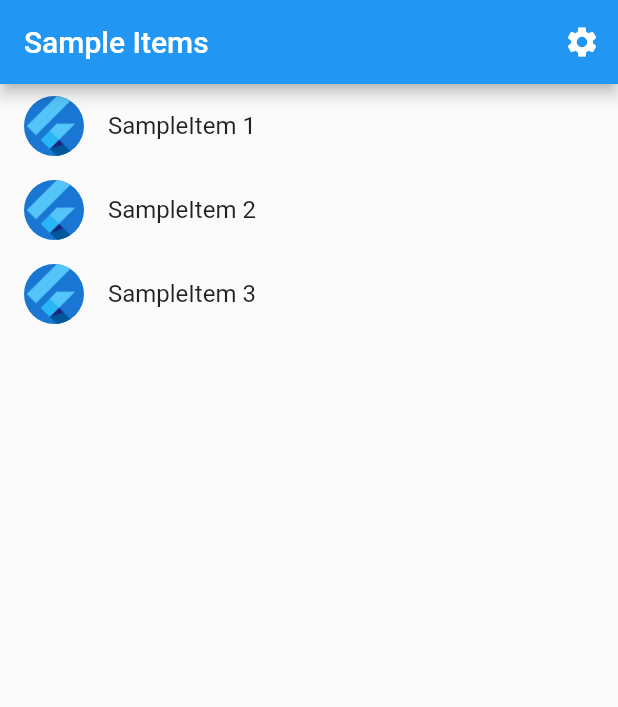
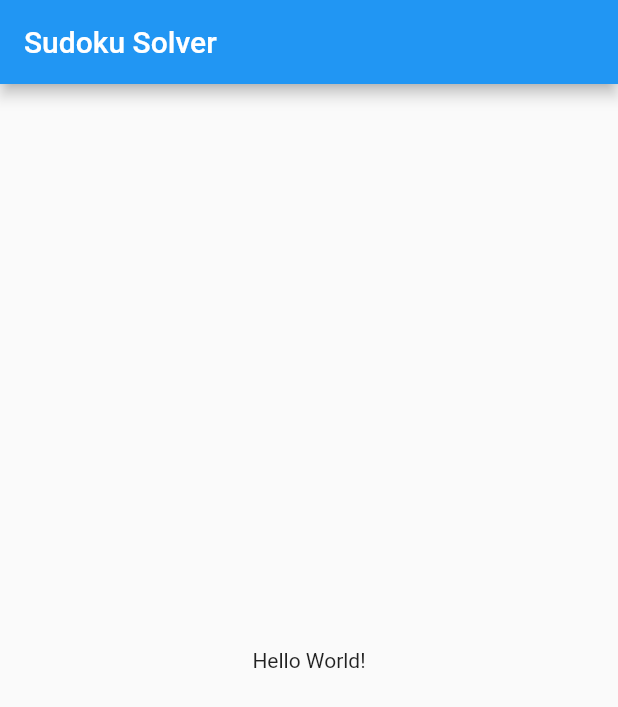
Before and after one commit to hrvojeBencik/sudokuSolver, a Flutter app: the screen it shows after launch, on a phone screen of 412 x 824 dp. Shown: the top 707 px of the screen. Run offline on Flutter 3.47's test engine with Material 2 defaults, Android fonts, the phone set to English and light mode, and no system bars; generated files the repository leaves out were written again.

Commit message:
Created solver function

```diff
--- a/lib/src/sample_feature/sample_item.dart
+++ /dev/null
@@ -1,6 +0,0 @@
-/// A placeholder class that represents an entity or model.
-class SampleItem {
-  const SampleItem(this.id);
-
-  final int id;
-}
--- a/lib/src/sample_feature/sample_item_list_view.dart
+++ /dev/null
@@ -1,71 +0,0 @@
-import 'package:flutter/material.dart';
-
-import '../settings/settings_view.dart';
-import 'sample_item.dart';
-import 'sample_item_details_view.dart';
-
-/// Displays a list of SampleItems.
-class SampleItemListView extends StatelessWidget {
-  const SampleItemListView({
-    Key? key,
-    this.items = const [SampleItem(1), SampleItem(2), SampleItem(3)],
-  }) : super(key: key);
-
-  static const routeName = '/';
-
-  final List<SampleItem> items;
-
-  @override
-  Widget build(BuildContext context) {
-    return Scaffold(
-      appBar: AppBar(
-        title: const Text('Sample Items'),
-        actions: [
-          IconButton(
-            icon: const Icon(Icons.settings),
-            onPressed: () {
-              // Navigate to the settings page. If the user leaves and returns
-              // to the app after it has been killed while running in the
-              // background, the navigation stack is restored.
-              Navigator.restorablePushNamed(context, SettingsView.routeName);
-            },
-          ),
-        ],
-      ),
-
-      // To work with lists that may contain a large number of items, it’s best
-      // to use the ListView.builder constructor.
-      //
-      // In contrast to the default ListView constructor, which requires
-      // building all Widgets up front, the ListView.builder constructor lazily
-      // builds Widgets as they’re scrolled into view.
-      body: ListView.builder(
-        // Providing a restorationId allows the ListView to restore the
-        // scroll position when a user leaves and returns to the app after it
-        // has been killed while running in the background.
-        restorationId: 'sampleItemListView',
-        itemCount: items.length,
-        itemBuilder: (BuildContext context, int index) {
-          final item = items[index];
-
-          return ListTile(
-            title: Text('SampleItem ${item.id}'),
-            leading: const CircleAvatar(
-              // Display the Flutter Logo image asset.
-              foregroundImage: AssetImage('assets/images/flutter_logo.png'),
-            ),
-            onTap: () {
-              // Navigate to the details page. If the user leaves and returns to
-              // the app after it has been killed while running in the
-              // background, the navigation stack is restored.
-              Navigator.restorablePushNamed(
-                context,
-                SampleItemDetailsView.routeName,
-              );
-            }
-          );
-        },
-      ),
-    );
-  }
-}
--- /dev/null
+++ b/lib/src/ui/home_screen.dart
@@ -0,0 +1,18 @@
+import 'package:flutter/material.dart';
+
+class HomeScreen extends StatelessWidget {
+  static const routeName = '/home';
+  const HomeScreen({Key? key}) : super(key: key);
+
+  @override
+  Widget build(BuildContext context) {
+    return Scaffold(
+      appBar: AppBar(
+        title: const Text('Sudoku Solver'),
+      ),
+      body: const Center(
+        child: Text('Hello World!'),
+      ),
+    );
+  }
+}
```
Also changed, not shown: lib/main.dart (+0 -7 lines), lib/src/app.dart (+5 -33 lines), lib/src/sample_feature/sample_item_details_view.dart (deleted, +0 -20 lines), lib/src/utils/sudoku_solver.dart (added, +58 -0 lines).
